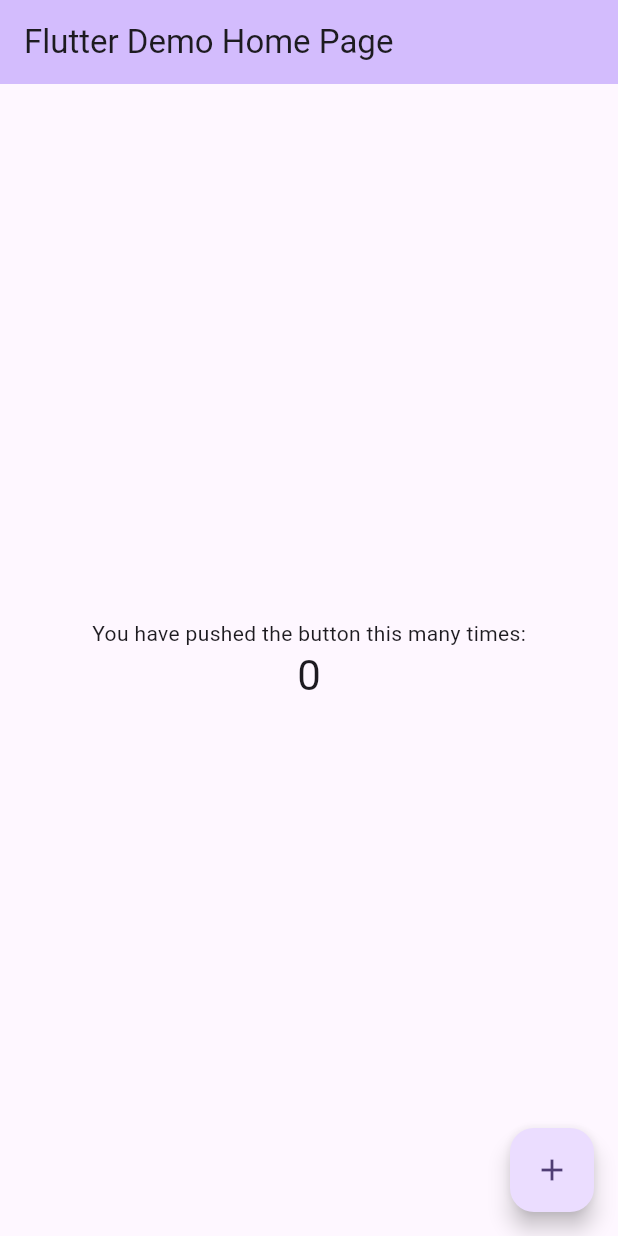
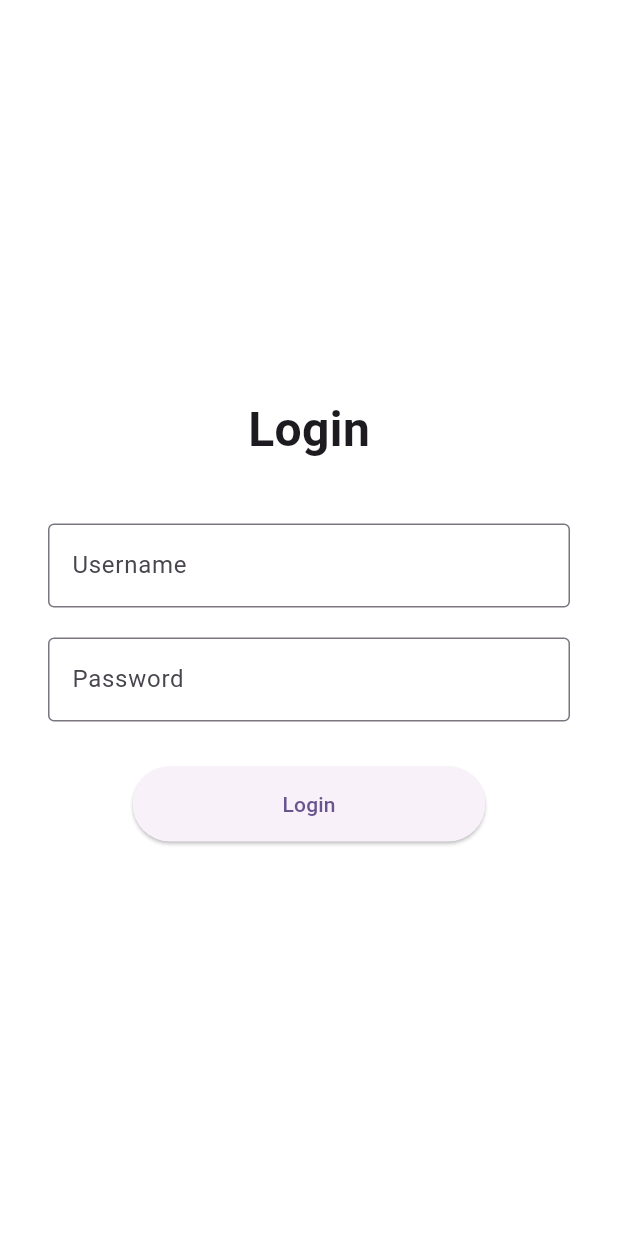
Before and after one commit to Caesaraya/apk-todo-list-flutter, a Flutter app: the screen it shows after launch, on a phone screen of 412 x 824 dp. Run offline on Flutter 3.47's test engine with Material 3 defaults, Android fonts, the phone set to English and light mode, and no system bars; our stand-ins replace get.

Commit message:
Buat page login [ZEN]

```diff
--- /dev/null
+++ b/lib/login_page.dart
@@ -0,0 +1,71 @@
+import 'package:flutter/material.dart';
+
+void main() {
+  runApp(LoginApp());
+}
+
+class LoginApp extends StatelessWidget {
+  @override
+  Widget build(BuildContext context) {
+    return MaterialApp(
+      title: 'Login UI Sederhana',
+      home: LoginScreen(),
+      debugShowCheckedModeBanner: false,
+    );
+  }
+}
+
+class LoginScreen extends StatelessWidget {
+  @override
+  Widget build(BuildContext context) {
+    return Scaffold(
+      backgroundColor: Colors.white,
+      body: Center(
+        child: Padding(
+          padding: const EdgeInsets.symmetric(horizontal: 32.0),
+          child: Column(
+            mainAxisAlignment: MainAxisAlignment.center,
+            children: [
+              // Judul
+              Text(
+                'Login',
+                style: TextStyle(fontSize: 32, fontWeight: FontWeight.bold),
+              ),
+              SizedBox(height: 40),
+
+              // Username Field
+              TextField(
+                decoration: InputDecoration(
+                  labelText: 'Username',
+                  border: OutlineInputBorder(),
+                ),
+              ),
+              SizedBox(height: 20),
+
+              // Password Field
+              TextField(
+                obscureText: true,
+                decoration: InputDecoration(
+                  labelText: 'Password',
+                  border: OutlineInputBorder(),
+                ),
+              ),
+              SizedBox(height: 30),
+
+              // Tombol Login
+              ElevatedButton(
+                onPressed: () {
+                  // Tidak ada logic
+                },
+                style: ElevatedButton.styleFrom(
+                  padding: EdgeInsets.symmetric(horizontal: 100, vertical: 15),
+                ),
+                child: Text('Login'),
+              ),
+            ],
+          ),
+        ),
+      ),
+    );
+  }
+}
--- a/lib/main.dart
+++ b/lib/main.dart
@@ -1,4 +1,7 @@
 import 'package:flutter/material.dart';
+import 'package:get/get.dart';
+import 'package:todolist/routes/pages.dart';
+import 'package:todolist/routes/routes.dart';
 
 void main() {
   runApp(const MyApp());
@@ -7,116 +10,15 @@ void main() {
 class MyApp extends StatelessWidget {
   const MyApp({super.key});
 
-  // This widget is the root of your application.
   @override
   Widget build(BuildContext context) {
-    return MaterialApp(
-      title: 'Flutter Demo',
+    return GetMaterialApp(
+      title: 'Tugas Flutter',
       theme: ThemeData(
-        // This is the theme of your application.
-        //
-        // TRY THIS: Try running your application with "flutter run". You'll see
-        // the application has a purple toolbar. Then, without quitting the app,
-        // try changing the seedColor in the colorScheme below to Colors.green
-        // and then invoke "hot reload" (save your changes or press the "hot
-        // reload" button in a Flutter-supported IDE, or press "r" if you used
-        // the command line to start the app).
-        //
-        // Notice that the counter didn't reset back to zero; the application
-        // state is not lost during the reload. To reset the state, use hot
-        // restart instead.
-        //
-        // This works for code too, not just values: Most code changes can be
-        // tested with just a hot reload.
         colorScheme: ColorScheme.fromSeed(seedColor: Colors.deepPurple),
       ),
-      home: const MyHomePage(title: 'Flutter Demo Home Page'),
+      initialRoute: AppRoutes.login,
+      getPages: AppPages.pages,
     );
   }
 }
-
-class MyHomePage extends StatefulWidget {
-  const MyHomePage({super.key, required this.title});
-
-  // This widget is the home page of your application. It is stateful, meaning
-  // that it has a State object (defined below) that contains fields that affect
-  // how it looks.
-
-  // This class is the configuration for the state. It holds the values (in this
-  // case the title) provided by the parent (in this case the App widget) and
-  // used by the build method of the State. Fields in a Widget subclass are
-  // always marked "final".
-
-  final String title;
-
-  @override
-  State<MyHomePage> createState() => _MyHomePageState();
-}
-
-class _MyHomePageState extends State<MyHomePage> {
-  int _counter = 0;
-
-  void _incrementCounter() {
-    setState(() {
-      // This call to setState tells the Flutter framework that something has
-      // changed in this State, which causes it to rerun the build method below
-      // so that the display can reflect the updated values. If we changed
-      // _counter without calling setState(), then the build method would not be
-      // called again, and so nothing would appear to happen.
-      _counter++;
-    });
-  }
-
-  @override
-  Widget build(BuildContext context) {
-    // This method is rerun every time setState is called, for instance as done
-    // by the _incrementCounter method above.
-    //
-    // The Flutter framework has been optimized to make rerunning build methods
-    // fast, so that you can just rebuild anything that needs updating rather
-    // than having to individually change instances of widgets.
-    return Scaffold(
-      appBar: AppBar(
-        // TRY THIS: Try changing the color here to a specific color (to
-        // Colors.amber, perhaps?) and trigger a hot reload to see the AppBar
-        // change color while the other colors stay the same.
-        backgroundColor: Theme.of(context).colorScheme.inversePrimary,
-        // Here we take the value from the MyHomePage object that was created by
-        // the App.build method, and use it to set our appbar title.
-        title: Text(widget.title),
-      ),
-      body: Center(
-        // Center is a layout widget. It takes a single child and positions it
-        // in the middle of the parent.
-        child: Column(
-          // Column is also a layout widget. It takes a list of children and
-          // arranges them vertically. By default, it sizes itself to fit its
-          // children horizontally, and tries to be as tall as its parent.
-          //
-          // Column has various properties to control how it sizes itself and
-          // how it positions its children. Here we use mainAxisAlignment to
-          // center the children vertically; the main axis here is the vertical
-          // axis because Columns are vertical (the cross axis would be
-          // horizontal).
-          //
-          // TRY THIS: Invoke "debug painting" (choose the "Toggle Debug Paint"
-          // action in the IDE, or press "p" in the console), to see the
-          // wireframe for each widget.
-          mainAxisAlignment: MainAxisAlignment.center,
-          children: <Widget>[
-            const Text('You have pushed the button this many times:'),
-            Text(
-              '$_counter',
-              style: Theme.of(context).textTheme.headlineMedium,
-            ),
-          ],
-        ),
-      ),
-      floatingActionButton: FloatingActionButton(
-        onPressed: _incrementCounter,
-        tooltip: 'Increment',
-        child: const Icon(Icons.add),
-      ), // This trailing comma makes auto-formatting nicer for build methods.
-    );
-  }
-}
--- /dev/null
+++ b/lib/routes/pages.dart
@@ -0,0 +1,10 @@
+import 'package:flutter/material.dart';
+import 'package:get/get.dart';
+import 'package:todolist/login_page.dart';
+
+class AppPages {
+  static final pages = [
+    GetPage(name: '/login', page: () => LoginScreen()),
+    // Tambahkan halaman lain di sini jika diperlukan
+  ];
+}
--- /dev/null
+++ b/lib/routes/routes.dart
@@ -0,0 +1,3 @@
+class AppRoutes {
+  static const String login = '/login';
+}
--- a/pubspec.yaml
+++ b/pubspec.yaml
@@ -34,6 +34,7 @@ dependencies:
   # The following adds the Cupertino Icons font to your application.
   # Use with the CupertinoIcons class for iOS style icons.
   cupertino_icons: ^1.0.8
+  get: ^4.7.2
 
 dev_dependencies:
   flutter_test:
```
Also changed, not shown: pubspec.lock.
